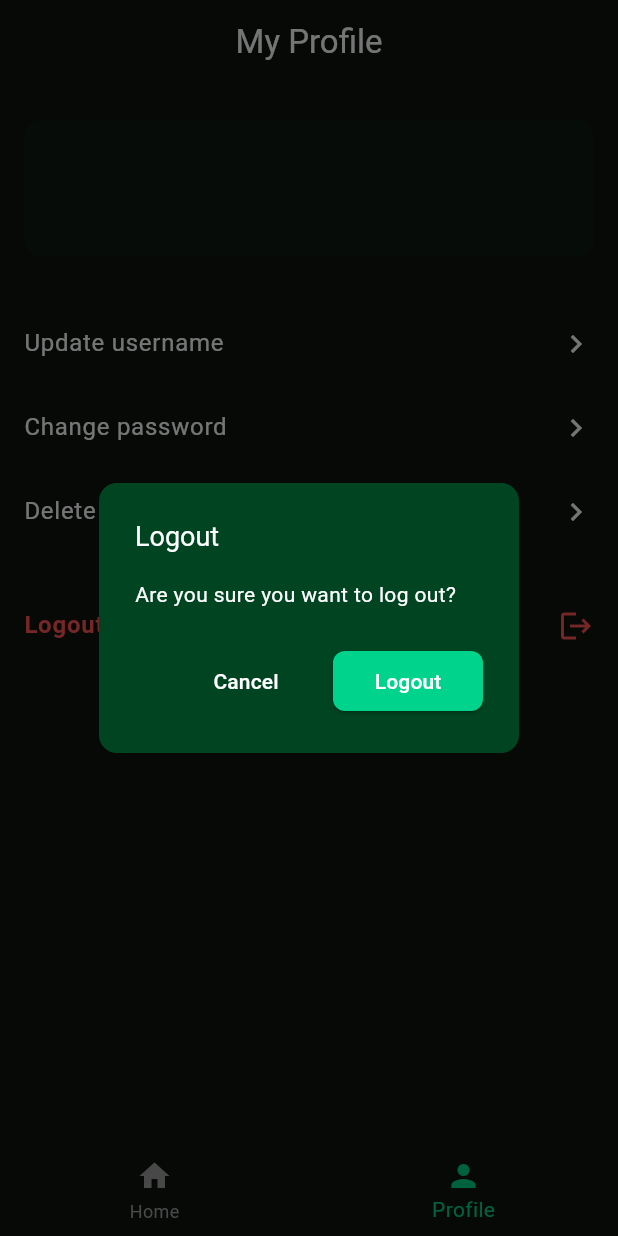
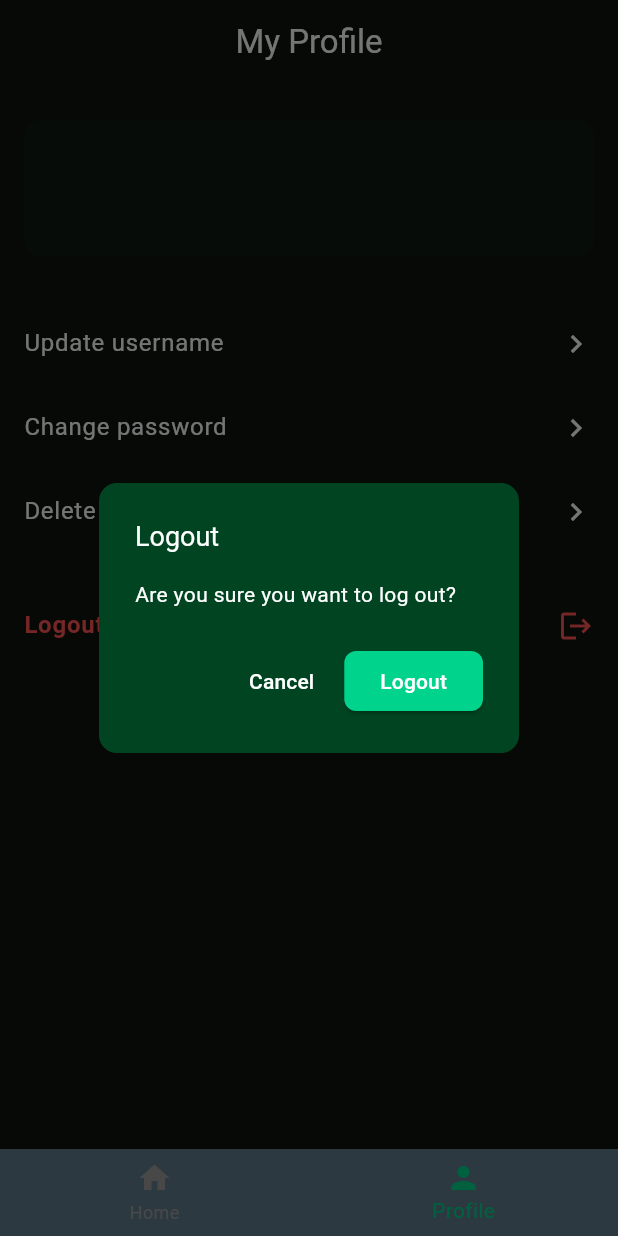
Before and after one commit to DevStrider/BLE-Smart-Attendance-App, a Flutter app: the HomePage screen opened directly, item 2 of the bottom bar chosen, after a tap on "Logout", on a phone screen of 412 x 824 dp. Run offline on Flutter 3.47's test engine with Material 3 defaults, Android fonts, the phone set to English and light mode, and no system bars; our stand-ins replace firebase_auth, firebase_core, firebase_database, flutter_blue_plus, google_fonts, permission_handler; accounts and stored records are empty.

Commit message:
MileStone 1

```diff
--- a/lib/HomePage.dart
+++ b/lib/HomePage.dart
@@ -1,7 +1,7 @@
 import 'package:flutter/material.dart';
 import 'package:google_fonts/google_fonts.dart';
 import 'ProfilePage.dart';
-import 'BLE_Utility.dart';
+import 'TakeAttendancePage.dart';
 import 'package:firebase_auth/firebase_auth.dart';
 
 void main() {
@@ -43,6 +43,7 @@ class _HomePageState extends State<HomePage> {
 
   @override
   Widget build(BuildContext context) {
+    // Get the current user’s display name; default to 'Student' if not available.
     final String welcomeName = FirebaseAuth.instance.currentUser?.displayName ?? 'Student';
 
     return Scaffold(
@@ -52,14 +53,11 @@ class _HomePageState extends State<HomePage> {
         automaticallyImplyLeading: false,
         iconTheme: const IconThemeData(color: Colors.white),
       ),
-      body: SingleChildScrollView(
-        child: Column(
+      body: Column(
         mainAxisAlignment: MainAxisAlignment.center,
         children: [
-            // Welcome text
-            Padding(
-              padding: const EdgeInsets.only(top: 40),
-              child: Text(
+          // Updated header text using the user's first name.
+          Text(
             'Welcome $welcomeName',
             style: GoogleFonts.roboto(
               textStyle: const TextStyle(
@@ -69,18 +67,12 @@ class _HomePageState extends State<HomePage> {
               ),
             ),
           ),
-            ),
           const SizedBox(height: 40),
-
-            // Dropdown button with constrained width
           Padding(
-              padding: const EdgeInsets.symmetric(horizontal: 20),
-              child: SizedBox(
-                width: MediaQuery.of(context).size.width * 0.9,
+            padding: const EdgeInsets.symmetric(horizontal: 40, vertical: 20),
             child: DropdownButtonFormField<String>(
-                  isExpanded: true, // Important to prevent overflow
               dropdownColor: const Color(0xFF191E1D),
-                  style: const TextStyle(color: Colors.white, fontSize: 14),
+              style: const TextStyle(color: Colors.white),
               decoration: InputDecoration(
                 labelText: 'Select Course',
                 labelStyle: const TextStyle(color: Colors.white54),
@@ -94,12 +86,7 @@ class _HomePageState extends State<HomePage> {
               items: courses.map((String course) {
                 return DropdownMenuItem<String>(
                   value: course,
-                      child: Text(
-                        course,
-                        overflow: TextOverflow.ellipsis,
-                        maxLines: 1,
-                        style: const TextStyle(fontSize: 14),
-                      ),
+                  child: Text(course),
                 );
               }).toList(),
               onChanged: (String? newValue) {
@@ -107,20 +94,14 @@ class _HomePageState extends State<HomePage> {
                   selectedCourse = newValue;
                 });
               },
-                  menuMaxHeight: 300, // Limit dropdown height
             ),
           ),
-            ),
-
-            const SizedBox(height: 30),
-
-            // Buttons row
-            Wrap(
-              alignment: WrapAlignment.center,
-              spacing: 10,
-              runSpacing: 10,
+          Row(
+            mainAxisAlignment: MainAxisAlignment.center,
             children: [
-                ElevatedButton(
+              Padding(
+                padding: const EdgeInsets.all(8.0),
+                child: ElevatedButton(
                   onPressed: selectedCourse == null
                       ? null
                       : () {
@@ -140,7 +121,10 @@ class _HomePageState extends State<HomePage> {
                     style: TextStyle(color: Colors.black),
                   ),
                 ),
-                ElevatedButton(
+              ),
+              Padding(
+                padding: const EdgeInsets.all(8.0),
+                child: ElevatedButton(
                   onPressed: selectedCourse == null
                       ? null
                       : () {},
@@ -153,11 +137,10 @@ class _HomePageState extends State<HomePage> {
                     style: TextStyle(color: Colors.black),
                   ),
                 ),
+              ),
             ],
           ),
-            const SizedBox(height: 40),
         ],
-        ),
       ),
       bottomNavigationBar: BottomNavigationBar(
         items: const [
@@ -173,7 +156,7 @@ class _HomePageState extends State<HomePage> {
         currentIndex: 0,
         selectedItemColor: const Color(0xFF00D38C),
         unselectedItemColor: Colors.grey,
-        backgroundColor: const Color(0xFF0C130E),
+        backgroundColor: Colors.blueGrey,
         onTap: (index) {
           if (index == 1) {
             Navigator.push(
--- a/lib/ProfilePage.dart
+++ b/lib/ProfilePage.dart
@@ -15,6 +15,7 @@ class ProfilePage extends StatefulWidget {
 }
 
 class _ProfilePageState extends State<ProfilePage> {
+  // Helper method to show the logout confirmation dialog.
   Future<bool?> _showLogoutDialog() {
     final Color darkEmerald = const Color(0xFF014421);
     final Color logoutButtonColor = const Color(0xFF00D38C);
@@ -41,9 +42,7 @@ class _ProfilePageState extends State<ProfilePage> {
             ),
           ),
           actions: [
-            ConstrainedBox(
-              constraints: BoxConstraints(minWidth: 100),
-              child: TextButton(
+            TextButton(
               style: TextButton.styleFrom(
                 backgroundColor: darkEmerald,
                 foregroundColor: logoutButtonColor,
@@ -56,10 +55,7 @@ class _ProfilePageState extends State<ProfilePage> {
                 ),
               ),
             ),
-            ),
-            ConstrainedBox(
-              constraints: BoxConstraints(minWidth: 100),
-              child: ElevatedButton(
+            ElevatedButton(
               style: ElevatedButton.styleFrom(
                 backgroundColor: logoutButtonColor,
                 foregroundColor: Colors.white,
@@ -67,9 +63,15 @@ class _ProfilePageState extends State<ProfilePage> {
                   borderRadius: BorderRadius.circular(8),
                 ),
               ),
-                onPressed: () => Navigator.of(context).pop(true),
+              onPressed: () {
+                Navigator.push(
+                  context,
+                  MaterialPageRoute(
+                    builder: (context) => const WelcomePage(),
+                  ),
+                );
+              },
               child: const Text('Logout'),
-              ),
             ),
           ],
         );
@@ -77,6 +79,7 @@ class _ProfilePageState extends State<ProfilePage> {
     );
   }
 
+  // Logout function using the confirmation dialog.
   Future<void> logout() async {
     final confirmed = await _showLogoutDialog();
     if (confirmed != true) return;
@@ -85,17 +88,16 @@ class _ProfilePageState extends State<ProfilePage> {
       await authService.value.signOut();
       Navigator.pushReplacement(
         context,
-        MaterialPageRoute(builder: (context) => const WelcomePage()),
+        MaterialPageRoute(builder: (context) => const HomePage()),
       );
     } on FirebaseAuthException catch (e) {
       print(e.message);
     }
   }
 
+  // Helper method to build a settings list item with white text.
   Widget _buildSettingsItem({required String title, VoidCallback? onTap}) {
-    return Container(
-      constraints: BoxConstraints(minHeight: 50),
-      child: ListTile(
+    return ListTile(
       contentPadding: EdgeInsets.zero,
       title: Text(
         title,
@@ -103,12 +105,12 @@ class _ProfilePageState extends State<ProfilePage> {
       ),
       trailing: const Icon(Icons.chevron_right, color: Colors.white),
       onTap: onTap,
-      ),
     );
   }
 
   @override
   Widget build(BuildContext context) {
+    // Retrieve the current user details.
     final User? currentUser = FirebaseAuth.instance.currentUser;
     final String fullName = currentUser?.displayName ?? 'Your Name';
     final String email = currentUser?.email ?? 'your.email@example.com';
@@ -117,6 +119,7 @@ class _ProfilePageState extends State<ProfilePage> {
       backgroundColor: const Color(0xFF0C130E),
       appBar: AppBar(
         backgroundColor: const Color(0xFF0C130E),
+        // Set iconTheme to ensure icons are white.
         iconTheme: const IconThemeData(color: Colors.white),
         title: const Text(
           'My Profile',
@@ -125,14 +128,12 @@ class _ProfilePageState extends State<ProfilePage> {
         centerTitle: true,
         automaticallyImplyLeading: false,
       ),
-      body: SafeArea(
-        child: SingleChildScrollView(
+      body: SingleChildScrollView(
         padding: const EdgeInsets.symmetric(horizontal: 16, vertical: 24),
         child: Column(
           children: [
+            // Profile header container.
             Container(
-                constraints: BoxConstraints(
-                    minWidth: MediaQuery.of(context).size.width - 32),
               decoration: BoxDecoration(
                 color: const Color(0xFF0D1C12),
                 borderRadius: BorderRadius.circular(12),
@@ -141,10 +142,10 @@ class _ProfilePageState extends State<ProfilePage> {
               child: Row(
                 children: [
                   const SizedBox(width: 16),
-                    Flexible(
-                      child: Column(
+                  Column(
                     crossAxisAlignment: CrossAxisAlignment.start,
                     children: [
+                      // Full name in white.
                       Text(
                         fullName,
                         style: const TextStyle(
@@ -154,13 +155,12 @@ class _ProfilePageState extends State<ProfilePage> {
                         ),
                       ),
                       const SizedBox(height: 4),
+                      // Email in lighter white.
                       Text(
                         email,
-                            style: const TextStyle(
-                                fontSize: 14, color: Colors.white70),
+                        style: const TextStyle(fontSize: 14, color: Colors.white70),
                       ),
                     ],
-                      ),
                   ),
                 ],
               ),
@@ -171,8 +171,7 @@ class _ProfilePageState extends State<ProfilePage> {
               onTap: () {
                 Navigator.push(
                   context,
-                    MaterialPageRoute(
-                        builder: (context) => const UpdateUsernamePage()),
+                  MaterialPageRoute(builder: (context) => const UpdateUsernamePage()),
                 );
               },
             ),
@@ -181,8 +180,7 @@ class _ProfilePageState extends State<ProfilePage> {
               onTap: () {
                 Navigator.push(
                   context,
-                    MaterialPageRoute(
-                        builder: (context) => const ChangePasswordPage()),
+                  MaterialPageRoute(builder: (context) => const ChangePasswordPage()),
                 );
               },
             ),
@@ -191,12 +189,12 @@ class _ProfilePageState extends State<ProfilePage> {
               onTap: () {
                 Navigator.push(
                   context,
-                    MaterialPageRoute(
-                        builder: (context) => const DeleteAccountPage()),
+                  MaterialPageRoute(builder: (context) => const DeleteAccountPage()),
                 );
               },
             ),
             const SizedBox(height: 20),
+            // Logout button.
             ListTile(
               onTap: logout,
               contentPadding: EdgeInsets.zero,
@@ -209,14 +207,10 @@ class _ProfilePageState extends State<ProfilePage> {
               ),
               trailing: const Icon(Icons.logout, color: Colors.redAccent),
             ),
-              const SizedBox(height: 20), // Extra bottom padding
           ],
         ),
       ),
-      ),
-      bottomNavigationBar: Container(
-        height: 60,
-        child: BottomNavigationBar(
+      bottomNavigationBar: BottomNavigationBar(
         items: const [
           BottomNavigationBarItem(
             icon: Icon(Icons.home),
@@ -230,7 +224,7 @@ class _ProfilePageState extends State<ProfilePage> {
         currentIndex: 1,
         selectedItemColor: const Color(0xFF00D38C),
         unselectedItemColor: Colors.grey,
-          backgroundColor: const Color(0xFF0C130E),
+        backgroundColor: Colors.blueGrey,
         onTap: (index) {
           if (index == 0) {
             Navigator.pushReplacement(
@@ -240,7 +234,6 @@ class _ProfilePageState extends State<ProfilePage> {
           }
         },
       ),
-      ),
     );
   }
 }
--- a/lib/auth_layout.dart
+++ b/lib/auth_layout.dart
@@ -1,7 +1,6 @@
 import 'package:ble_smart_attendance_app/HomePage.dart';
 import 'package:ble_smart_attendance_app/auth_service.dart';
 import 'package:flutter/material.dart';
-
 import 'WelcomePage.dart';
 import 'app_loading_page.dart';
 
```
Also changed, not shown: lib/TakeAttendancePage.dart (renamed from lib/BLE_Utility.dart), 1 other file. Lines whose indentation alone changed are shown as unchanged.
